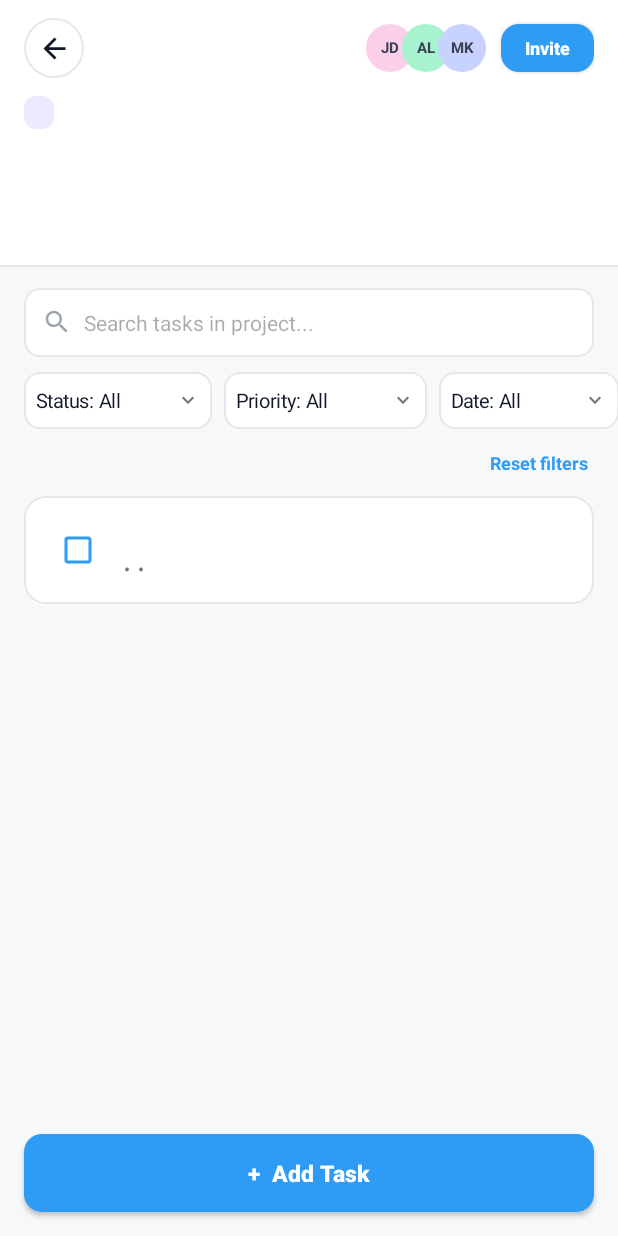
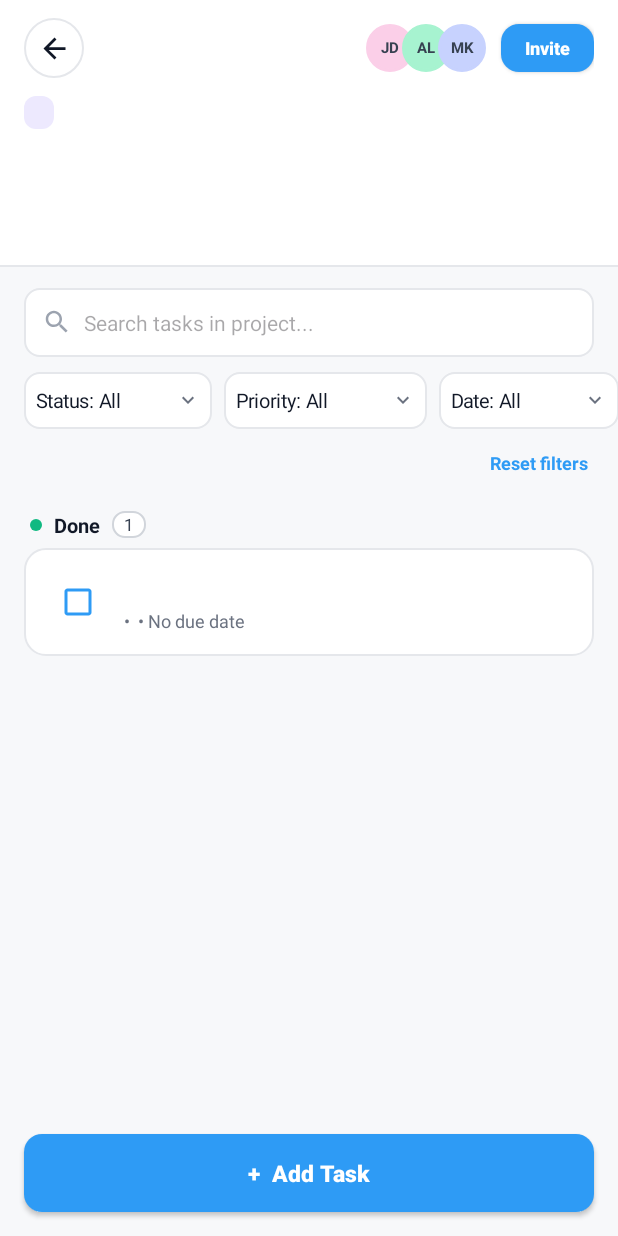
Before and after one commit to Shabeeb2004/SMD_Assignment4, an Android app: the fragment TasksFragment placed in its activity, on a phone screen of 412 x 824 dp. Run offline under Robolectric (Android 15) with nearby library versions, the phone set to English and light mode, and no system bars; 4 statements that could not run were skipped.

Commit message:
Replace Tasks ListView with a single RecyclerView and two-view-type TaskAdapter

```diff
--- a/app/src/main/java/com/example/myapplication/TaskAdapter.java
+++ b/app/src/main/java/com/example/myapplication/TaskAdapter.java
@@ -1,72 +1,125 @@
 package com.example.myapplication;
 
-import android.content.Context;
+import android.content.res.ColorStateList;
 import android.graphics.Paint;
 import android.view.LayoutInflater;
 import android.view.View;
 import android.view.ViewGroup;
-import android.widget.BaseAdapter;
 import android.widget.CheckBox;
 import android.widget.TextView;
-import java.util.List;
+import androidx.annotation.NonNull;
+import androidx.recyclerview.widget.DiffUtil;
+import androidx.recyclerview.widget.ListAdapter;
+import androidx.recyclerview.widget.RecyclerView;
 
-public class TaskAdapter extends BaseAdapter {
-    public interface OnToggle { void onToggle(Task t, boolean checked); }
+/** One adapter, two view types: section headers and task rows. */
+public class TaskAdapter extends ListAdapter<TaskListItem, RecyclerView.ViewHolder> {
 
-    private final Context ctx;
-    private final List<Task> data;
-    private final OnToggle listener;
-
-    public TaskAdapter(Context ctx, List<Task> data, OnToggle listener) {
-        this.ctx = ctx; this.data = data; this.listener = listener;
+    public interface Listener {
+        void onToggle(Task task, boolean checked);
+        void onClick(Task task);
     }
 
-    @Override public int getCount() { return data.size(); }
-    @Override public Object getItem(int i) { return data.get(i); }
-    @Override public long getItemId(int i) { return data.get(i).getId(); }
+    private final Listener listener;
+
+    public TaskAdapter(Listener listener) {
+        super(DIFF);
+        this.listener = listener;
+    }
+
+    private static final DiffUtil.ItemCallback<TaskListItem> DIFF = new DiffUtil.ItemCallback<TaskListItem>() {
+        @Override public boolean areItemsTheSame(@NonNull TaskListItem a, @NonNull TaskListItem b) {
+            return a.sameItemAs(b);
+        }
+        @Override public boolean areContentsTheSame(@NonNull TaskListItem a, @NonNull TaskListItem b) {
+            return a.sameContentAs(b);
+        }
+    };
 
     @Override
-    public View getView(int pos, View cv, ViewGroup parent) {
-        VH h;
-        if (cv == null) {
-            cv = LayoutInflater.from(ctx).inflate(R.layout.item_task, parent, false);
-            h = new VH(cv);
-            cv.setTag(h);
-        } else h = (VH) cv.getTag();
-
-        final Task t = data.get(pos);
-        boolean done = t.isDone();
-        h.tvDesc.setText(t.getDescription());
-        int flags = h.tvDesc.getPaintFlags();
-        h.tvDesc.setPaintFlags(done ? (flags | Paint.STRIKE_THRU_TEXT_FLAG) : (flags & ~Paint.STRIKE_THRU_TEXT_FLAG));
-        h.tvDesc.setTextColor(done ? 0xFF6B7280 : 0xFF111827);
-        h.tvStatus.setText(t.getStatus());
-        h.tvPriority.setText(t.getPriority());
-
-        int today = DateUtil.today();
-        boolean overdue = t.isOverdue(today);
-        boolean dueToday = t.getDueDate() == today;
-        h.tvDue.setText(t.getDueDate() == 0 ? "No due date" : dueToday ? "Due today" : DateUtil.format(t.getDueDate()));
-        h.tvDue.setTextColor(overdue ? 0xFFDC2626 : (dueToday && !done) ? 0xFFD97706 : 0xFF6B7280);
-        h.tvOverdue.setVisibility(overdue ? View.VISIBLE : View.GONE);
-        cv.setAlpha(done ? 0.75f : 1f);
-
-        h.cb.setOnCheckedChangeListener(null);
-        h.cb.setChecked(done);
-        h.cb.setOnCheckedChangeListener((b, checked) -> listener.onToggle(t, checked));
-        return cv;
+    public int getItemViewType(int position) {
+        return getItem(position).type;
     }
 
-    static class VH {
-        CheckBox cb;
-        TextView tvDesc, tvStatus, tvPriority, tvDue, tvOverdue;
-        VH(View v) {
+    @NonNull
+    @Override
+    public RecyclerView.ViewHolder onCreateViewHolder(@NonNull ViewGroup parent, int viewType) {
+        LayoutInflater inf = LayoutInflater.from(parent.getContext());
+        if (viewType == TaskListItem.TYPE_HEADER)
+            return new HeaderVH(inf.inflate(R.layout.item_task_header, parent, false));
+        return new TaskVH(inf.inflate(R.layout.item_task, parent, false));
+    }
+
+    @Override
+    public void onBindViewHolder(@NonNull RecyclerView.ViewHolder holder, int position) {
+        TaskListItem item = getItem(position);
+        if (holder instanceof HeaderVH) ((HeaderVH) holder).bind(item);
+        else ((TaskVH) holder).bind(item);
+    }
+
+    // ---------- header row ----------
+    static class HeaderVH extends RecyclerView.ViewHolder {
+        final TextView tvTitle, tvCount;
+
+        HeaderVH(View v) {
+            super(v);
+            tvTitle = v.findViewById(R.id.tvHeaderTitle);
+            tvCount = v.findViewById(R.id.tvHeaderCount);
+        }
+
+        void bind(TaskListItem item) {
+            tvTitle.setText(item.groupKey);
+            tvCount.setText(String.valueOf(item.count));
+            tvTitle.setCompoundDrawableTintList(ColorStateList.valueOf(colorFor(item.groupKey)));
+        }
+
+        private static int colorFor(String key) {
+            switch (key) {
+                case TaskGrouper.OVERDUE: return 0xFFEF4444;
+                case TaskGrouper.IN_PROGRESS: return 0xFF2E9BF5;
+                case TaskGrouper.DONE: return 0xFF10B981;
+                default: return 0xFF9CA3AF;
+            }
+        }
+    }
+
+    // ---------- task row ----------
+    class TaskVH extends RecyclerView.ViewHolder {
+        final CheckBox cb;
+        final TextView tvDesc, tvStatus, tvPriority, tvDue, tvOverdue;
+        TaskListItem current;
+
+        TaskVH(View v) {
+            super(v);
             cb = v.findViewById(R.id.cbDone);
             tvDesc = v.findViewById(R.id.tvTaskDesc);
             tvStatus = v.findViewById(R.id.tvStatus);
             tvPriority = v.findViewById(R.id.tvPriority);
             tvDue = v.findViewById(R.id.tvDue);
             tvOverdue = v.findViewById(R.id.tvOverdue);
+            v.setOnClickListener(x -> { if (current != null) listener.onClick(current.task); });
+        }
+
+        void bind(TaskListItem item) {
+            current = item;
+            int today = DateUtil.today();
+            boolean dueToday = item.dueDate == today;
+
+            tvDesc.setText(item.description);
+            int flags = tvDesc.getPaintFlags();
+            tvDesc.setPaintFlags(item.done ? (flags | Paint.STRIKE_THRU_TEXT_FLAG)
+                    : (flags & ~Paint.STRIKE_THRU_TEXT_FLAG));
+            tvDesc.setTextColor(item.done ? 0xFF6B7280 : 0xFF111827);
+            tvStatus.setText(item.status);
+            tvPriority.setText(item.priority);
+            tvDue.setText(item.dueDate == 0 ? "No due date" : dueToday ? "Due today" : DateUtil.format(item.dueDate));
+            tvDue.setTextColor(item.overdue ? 0xFFDC2626 : (dueToday && !item.done) ? 0xFFD97706 : 0xFF6B7280);
+            tvOverdue.setVisibility(item.overdue ? View.VISIBLE : View.GONE);
+            itemView.setAlpha(item.done ? 0.75f : 1f);
+
+            cb.setOnCheckedChangeListener(null);   // avoid firing while binding
+            cb.setChecked(item.done);
+            cb.setOnCheckedChangeListener((b, checked) -> listener.onToggle(item.task, checked));
         }
     }
 }
--- a/app/src/main/java/com/example/myapplication/TasksFragment.java
+++ b/app/src/main/java/com/example/myapplication/TasksFragment.java
@@ -10,12 +10,13 @@ import android.widget.AdapterView;
 import android.widget.ArrayAdapter;
 import android.widget.Button;
 import android.widget.EditText;
-import android.widget.ListView;
 import android.widget.Spinner;
 import android.widget.TextView;
 import androidx.annotation.NonNull;
 import androidx.annotation.Nullable;
 import androidx.fragment.app.Fragment;
+import androidx.recyclerview.widget.LinearLayoutManager;
+import androidx.recyclerview.widget.RecyclerView;
 import java.util.ArrayList;
 import java.util.Collections;
 import java.util.List;
@@ -27,7 +28,7 @@ public class TasksFragment extends Fragment implements Refreshable {
     public static final String[] PRIORITY_OPTIONS = {"All priorities", "High", "Normal", "Low"};
     public static final String[] DATE_OPTIONS = {"All dates", "Today", "Overdue", "No due date"};
     public static final String[] SORT_OPTIONS = {"Due date ascending", "Due date descending",
-            "Priority (high to low)", "Newest first"};
+            "Priority (high to low)", "Newest first", "Custom order"};
 
     private interface Pick { void on(String value); }
 
@@ -35,13 +36,13 @@ public class TasksFragment extends Fragment implements Refreshable {
     private String query = "";
     private String status = STATUS_OPTIONS[0], priority = PRIORITY_OPTIONS[0],
             dateFilter = DATE_OPTIONS[0], sort = SORT_OPTIONS[0];
-    private final List<Task> shown = new ArrayList<>();
+    private final List<Task> shown = new ArrayList<>();   // filtered + sorted tasks, before grouping
     private TaskAdapter adapter;
     private EditText etSearch;
     private Spinner spStatus, spPriority, spDate, spSort;
     private TextView tvShowing, tvEmptyTitle;
     private Button btnEmptyAction;
-    private ListView lv;
+    private RecyclerView rv;
     private View layoutEmpty;
 
     public static TasksFragment newInstance(int projectId) {
@@ -73,15 +74,18 @@ public class TasksFragment extends Fragment implements Refreshable {
         tvShowing = v.findViewById(R.id.tvShowing);
         tvEmptyTitle = v.findViewById(R.id.tvEmptyTitle);
         btnEmptyAction = v.findViewById(R.id.btnEmptyAction);
-        lv = v.findViewById(R.id.lvTasks);
+        rv = v.findViewById(R.id.rvTasks);
         layoutEmpty = v.findViewById(R.id.layoutEmpty);
 
-        adapter = new TaskAdapter(requireContext(), shown, (t, checked) -> {
-            t.setDone(checked);
+        adapter = new TaskAdapter(new TaskAdapter.Listener() {
+            @Override public void onToggle(Task task, boolean checked) {
+                task.setDone(checked);
                 host.onProjectChanged();
+            }
+            @Override public void onClick(Task task) { host.showTaskDialog(task); }
         });
-        lv.setAdapter(adapter);
-        lv.setOnItemClickListener((p, view, pos, id) -> host.showTaskDialog(shown.get(pos)));
+        rv.setLayoutManager(new LinearLayoutManager(requireContext()));
+        rv.setAdapter(adapter);
 
         etSearch.addTextChangedListener(new SimpleTextWatcher() {
             @Override public void onChanged(String text) { query = text; refresh(); }
@@ -160,6 +164,7 @@ public class TasksFragment extends Fragment implements Refreshable {
         int today = DateUtil.today();
         String q = query.toLowerCase(Locale.ROOT);
 
+        // 1. filter
         shown.clear();
         for (Task t : p.getTasks()) {
             if (!q.isEmpty() && !t.getDescription().toLowerCase(Locale.ROOT).contains(q)) continue;
@@ -171,6 +176,8 @@ public class TasksFragment extends Fragment implements Refreshable {
             shown.add(t);
         }
 
+        // 2. sort ("Custom order" keeps the project's own task order)
+        if (!sort.equals(SORT_OPTIONS[4])) {
             Collections.sort(shown, (a, b) -> {
                 int r;
                 if (sort.equals(SORT_OPTIONS[0])) r = cmpDue(a, b, true);
@@ -179,12 +186,14 @@ public class TasksFragment extends Fragment implements Refreshable {
                 else r = Integer.compare(b.getId(), a.getId());
                 return r != 0 ? r : Integer.compare(a.getId(), b.getId());
             });
+        }
 
-        adapter.notifyDataSetChanged();
+        // 3. group by status and submit one new list to the single adapter
+        adapter.submitList(TaskGrouper.build(shown, today));
         tvShowing.setText("Showing " + shown.size() + " of " + p.getTasks().size() + " tasks");
 
         boolean none = shown.isEmpty();
-        lv.setVisibility(none ? View.GONE : View.VISIBLE);
+        rv.setVisibility(none ? View.GONE : View.VISIBLE);
         layoutEmpty.setVisibility(none ? View.VISIBLE : View.GONE);
         if (none) {
             if (p.getTasks().isEmpty()) {
--- a/app/src/main/res/layout/fragment_tasks.xml
+++ b/app/src/main/res/layout/fragment_tasks.xml
@@ -47,11 +47,10 @@
     </LinearLayout>
 
     <FrameLayout android:layout_width="match_parent" android:layout_height="0dp" android:layout_weight="1">
-        <ListView android:id="@+id/lvTasks"
+        <androidx.recyclerview.widget.RecyclerView
+            android:id="@+id/rvTasks"
             android:layout_width="match_parent" android:layout_height="match_parent"
-            android:paddingHorizontal="16dp" android:clipToPadding="false"
-            android:divider="@android:color/transparent" android:dividerHeight="8dp"
-            android:listSelector="@android:color/transparent"/>
+            android:paddingHorizontal="16dp" android:clipToPadding="false"/>
         <LinearLayout android:id="@+id/layoutEmpty"
             android:layout_width="match_parent" android:layout_height="match_parent"
             android:orientation="vertical" android:gravity="center" android:visibility="gone">
--- a/app/src/main/res/layout/item_task.xml
+++ b/app/src/main/res/layout/item_task.xml
@@ -2,7 +2,8 @@
 <LinearLayout xmlns:android="http://schemas.android.com/apk/res/android"
     android:layout_width="match_parent" android:layout_height="wrap_content"
     android:orientation="horizontal" android:gravity="center_vertical"
-    android:background="@drawable/bg_card" android:padding="12dp">
+    android:background="@drawable/bg_card" android:padding="12dp"
+    android:layout_marginBottom="8dp">
 
     <CheckBox android:id="@+id/cbDone"
         android:layout_width="wrap_content" android:layout_height="wrap_content"
```
Lines whose indentation alone changed are shown as unchanged.
